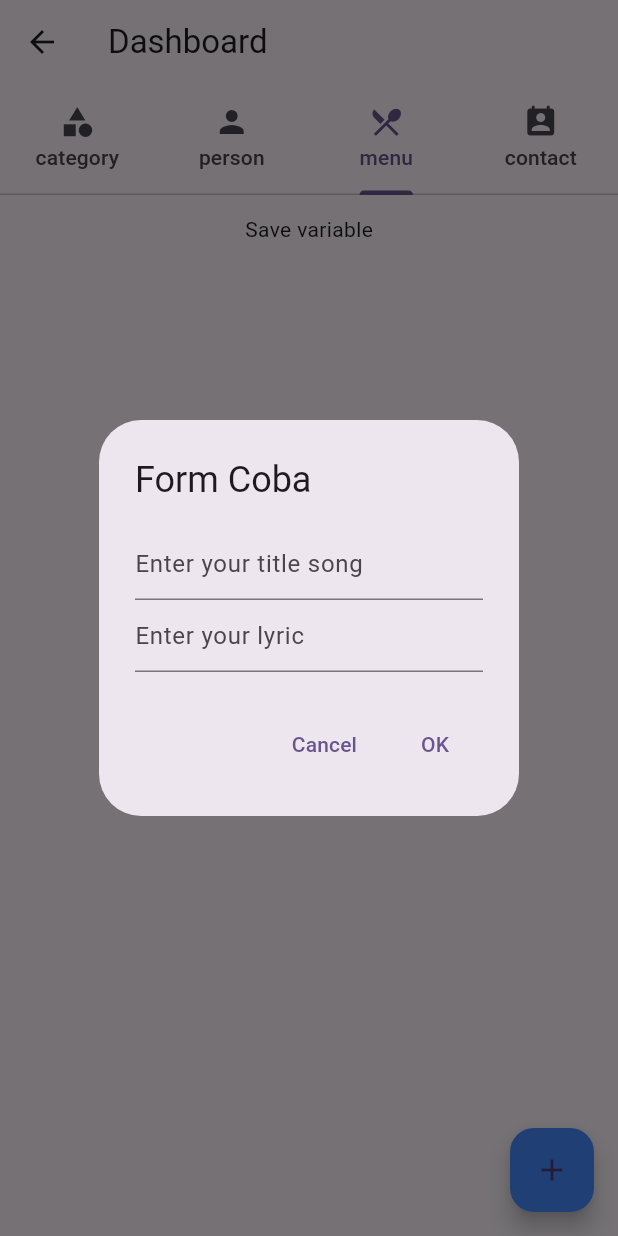
After one commit to AndhikaaW/Tracking-Flutter, a Flutter app: the DashboardClient screen opened directly, tab 3 chosen, after a tap on the "add" icon, on a phone screen of 412 x 824 dp. The commit adds this screen. Run offline on Flutter 3.47's test engine with Material 3 defaults, Android fonts, the phone set to English and light mode, and no system bars; our stand-ins replace cloud_firestore, firebase_core; accounts and stored records are empty; generated files the repository leaves out were written again; network calls fail.

Commit message:
[update] - firebase crud

```diff
--- a/lib/screens/home_admin.dart
+++ b/lib/components/home_admin.dart
@@ -7,7 +7,8 @@ class HomeAdmin extends StatelessWidget {
 
   @override
   Widget build(BuildContext context) {
-    return Column(
+    return
+      Column(
       mainAxisAlignment: MainAxisAlignment.center,
       children: [
         Text(message),
--- /dev/null
+++ b/lib/components/saveVar.dart
@@ -0,0 +1,83 @@
+import 'package:flutter/material.dart';
+import 'package:tracking_flutter/models/variable.dart';
+
+class SaveVariable extends StatefulWidget {
+  const SaveVariable({super.key});
+
+  @override
+  State<SaveVariable> createState() => _SaveVariableState();
+}
+
+class _SaveVariableState extends State<SaveVariable> {
+  final _judul = TextEditingController();
+  final _lirik = TextEditingController();
+  List<Variable> variable = [];
+
+  @override
+  Widget build(BuildContext context) {
+    return Scaffold(
+      appBar: Tab(child: Text("Save variable")),
+      body: ListView.builder(
+        itemCount: variable.length,
+        itemBuilder: (context, index) {
+          return ListTile(
+            title: Text(variable[index].title),
+            subtitle: Text(variable[index].body)
+          );
+      },),
+      floatingActionButton: FloatingActionButton(
+        onPressed: () {
+          _showDialog(context);
+        },
+        child: const Icon(Icons.add),
+        backgroundColor: Colors.blueAccent,
+      ),
+    );
+  }
+  void _showDialog(BuildContext context){
+    showDialog(
+        context: context,
+        builder: (BuildContext context){
+          return AlertDialog(
+            title: Text('Form Coba'),
+            content: Column(
+              mainAxisSize: MainAxisSize.min,
+              children: [
+                TextField(
+                    controller: _judul,
+                    decoration: InputDecoration(hintText: "Enter your title song")
+                ),
+                TextField(
+                    controller: _lirik,
+                    decoration: InputDecoration(hintText: "Enter your lyric"),
+                ),
+              ],
+            ),
+            actions: <Widget>[
+              TextButton(
+                child: Text('Cancel'),
+                onPressed: () {
+                  Navigator.of(context).pop();
+                },
+              ),
+              TextButton(
+                child: Text('OK'),
+                onPressed: () async {
+                  if (_judul.text.isNotEmpty && _lirik.text.isNotEmpty) {
+                    setState(() {
+                      variable.add(Variable(title: _judul.text, body: _lirik.text));
+                    });
+                    Navigator.of(context).pop();
+                  } else {
+                    ScaffoldMessenger.of(context).showSnackBar(
+                      SnackBar(content: Text('Please fill all fields')),
+                    );
+                  }
+                },
+              ),
+            ],
+          );
+        }
+    );
+  }
+}
--- /dev/null
+++ b/lib/models/variable.dart
@@ -0,0 +1,6 @@
+class Variable{
+  final String title;
+  final String body;
+
+  Variable({required this.title, required this.body});
+}
--- a/lib/screens/dashboard_client.dart
+++ b/lib/screens/dashboard_client.dart
@@ -2,8 +2,11 @@ import 'dart:convert';
 
 import 'package:flutter/foundation.dart';
 import 'package:flutter/material.dart';
-import 'package:tracking_flutter/screens/category.dart';
-import 'package:tracking_flutter/screens/database.dart';
+import 'package:tracking_flutter/components/category.dart';
+import 'package:tracking_flutter/components/database.dart';
+import 'package:tracking_flutter/components/myWeather.dart';
+import 'package:tracking_flutter/components/saveVar.dart';
+import 'package:tracking_flutter/components/sidebar.dart';
 import 'package:tracking_flutter/screens/login_screen.dart';
 import 'package:tracking_flutter/services/remote_service.dart';
 
@@ -23,6 +26,7 @@ class _DashboardClientState extends State<DashboardClient> {
       initialIndex: 1,
       length: 4,
       child: Scaffold(
+        // drawer: Sidebar(),
         appBar: AppBar(
           title: const Text('Dashboard'),
           bottom: const TabBar(
@@ -55,10 +59,10 @@ class _DashboardClientState extends State<DashboardClient> {
           child: Data(),
           ),
           Center(
-          child: Text("It's sunny here"),
+          child: SaveVariable(),
           ),
           Center(
-          child: Text("It's sunny here"),
+          child: MyWeather(),
           ),
           ],
         )
--- a/lib/services/firestore_service.dart
+++ b/lib/services/firestore_service.dart
@@ -4,14 +4,44 @@ import 'package:cloud_firestore/cloud_firestore.dart';
 class DatabaseService {
   final FirebaseFirestore _fire = FirebaseFirestore.instance;
 
-  Future<void> create() async {
+  Future<void> create({required String name,required int age}) async {
     try {
       await _fire.collection("users").add({
-        "name": "aku",
-        "age": 20
+        "name": name,
+        "age": age
       });
     } catch (e) {
       log(e.toString());
     }
   }
+  Future<List<QueryDocumentSnapshot>> read() async {
+    try {
+      QuerySnapshot querySnapshot = await _fire.collection("users").get();
+      return querySnapshot.docs;
+    } catch (e) {
+      log(e.toString());
+      return [];
+    }
+  }
+  Future<void> update({required String documentId, required String name, required int age}) async {
+    try {
+      await _fire.collection("users").doc(documentId).update({
+        "name": name,
+        "age": age
+      });
+      print("Document successfully updated!");
+    } catch (e) {
+      print("Error updating document: $e");
+      log(e.toString());
+    }
+  }
+  Future<void> delete(String documentId) async {
+    try {
+      await _fire.collection("users").doc(documentId).delete();
+      print("Document successfully deleted!");
+    } catch (e) {
+      print("Error deleting document: $e");
+    }
+  }
+
 }
```
Also changed, not shown: lib/components/category.dart (renamed from lib/screens/category.dart, +7 -7 lines), lib/components/database.dart (added, +206 -0 lines), lib/components/myWeather.dart (added, +66 -0 lines), lib/components/sidebar.dart (added, +50 -0 lines), lib/models/users.dart (deleted, +0 -23 lines), lib/models/weather.dart (added, +80 -0 lines), lib/screens/dashboard_admin.dart (+7 -3 lines), lib/screens/database.dart (deleted, +0 -96 lines), lib/services/weater_services.dart (added, +23 -0 lines).
